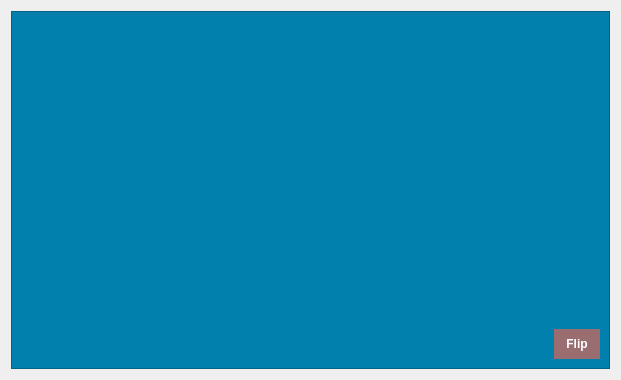
Old version of the form flashcard.ui in the repository dparker2/StudyGroup.
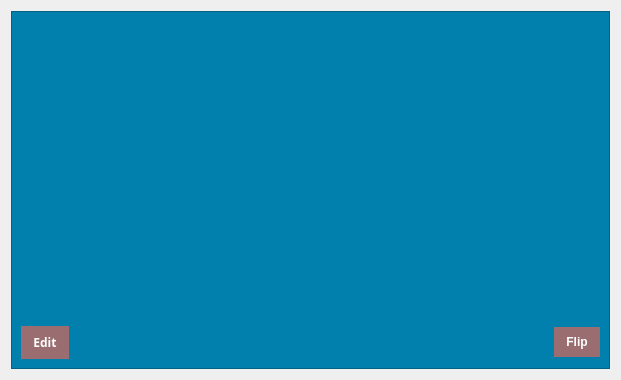
New version of the form.

Commit message: Deck, flashcard, front/back widgets working

The edit to the form file:
```diff
--- a/flashcard.ui
+++ b/flashcard.ui
@@ -49,6 +49,36 @@
      <layout class="QGridLayout" name="gridLayout_5">
       <item row="1" column="0">
        <layout class="QHBoxLayout" name="bottom_btn_layout">
+        <item>
+         <widget class="QPushButton" name="edit_card_btn">
+          <property name="font">
+           <font>
+            <family>Trebuchet MS</family>
+            <weight>75</weight>
+            <italic>false</italic>
+            <bold>true</bold>
+           </font>
+          </property>
+          <property name="styleSheet">
+           <string notr="true">QPushButton {
+background-color: rgba(255, 98, 71, 0.6);
+color: white; 
+font:bold;
+padding: 8px 12px 8px 12px;
+border: 0px;
+}
+
+QPushButton:hover {
+	background-color: rgba(255, 98, 71, 1);
+}
+
+</string>
+          </property>
+          <property name="text">
+           <string>Edit</string>
+          </property>
+         </widget>
+        </item>
         <item>
          <spacer name="horizontalSpacer">
           <property name="orientation">
```
Left out of the diff: 32 changed lines with no effect on the pictures. The commit also changes 18 other files.
